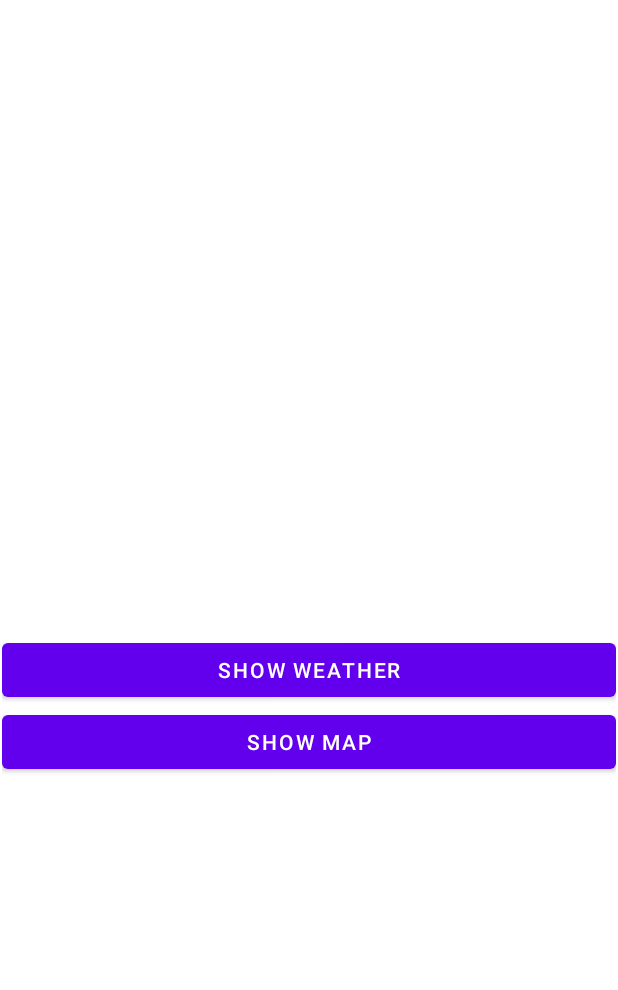
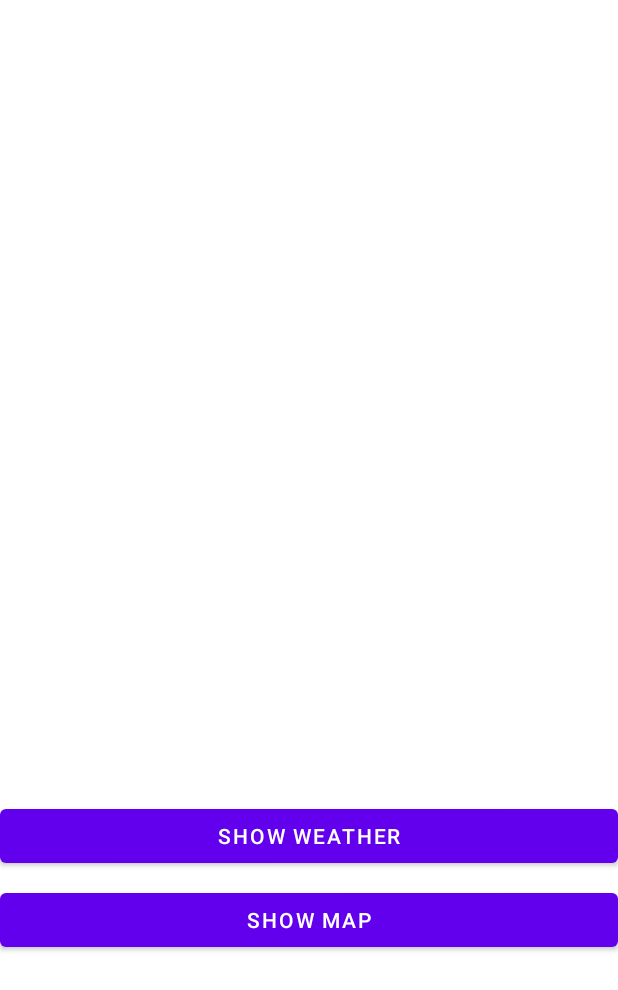
Before and after one commit to anderz-cmu-F25/Weaather-App, an Android app: the layout activity_details.xml on its own in the app's theme, with its tools: preview values and no code run, on a phone screen of 412 x 824 dp. Shown: the top 990 px of the screen. Run offline under Robolectric (Android 15) with nearby library versions, the phone set to English and light mode, and no system bars.

Commit message:
Update views for DetailsActivity

```diff
--- a/app/src/main/java/edu/uiuc/cs427app/DetailsActivity.java
+++ b/app/src/main/java/edu/uiuc/cs427app/DetailsActivity.java
@@ -50,8 +50,8 @@ public class DetailsActivity extends AppCompatActivity implements View.OnClickLi
         MainActivity.applyBackgroundColor(backgroundColor, detailsLayout);
 
         this.cityName = getIntent().getStringExtra("city");
-        String welcome = "Welcome to the " + this.cityName;
-        String cityWeatherInfo = "Detailed information about the weather of " + this.cityName;
+        String welcome = "Welcome to " + this.cityName + "!";
+        String cityWeatherInfo = "Detailed information about the weather and map of " + this.cityName + " can be found below.";
 
         TextView welcomeMessage = findViewById(R.id.welcomeText);
         TextView cityInfoMessage = findViewById(R.id.cityInfo);
--- a/app/src/main/res/layout/activity_details.xml
+++ b/app/src/main/res/layout/activity_details.xml
@@ -8,36 +8,51 @@
     tools:context=".MainActivity">
 
     <LinearLayout
-        android:id="@+id/details"
-        android:layout_width="409dp"
-        android:layout_height="601dp"
-        android:layout_marginBottom="29dp"
+        android:id="@+id/centeredTextLayout"
+        android:layout_width="wrap_content"
+        android:layout_height="wrap_content"
         android:orientation="vertical"
+        app:layout_constraintTop_toTopOf="parent"
         app:layout_constraintBottom_toBottomOf="parent"
+        app:layout_constraintStart_toStartOf="parent"
         app:layout_constraintEnd_toEndOf="parent"
-        app:layout_constraintStart_toStartOf="parent"
-        app:layout_constraintTop_toTopOf="parent">
+        app:layout_constraintVertical_bias="0.4">
 
         <TextView
             android:id="@+id/welcomeText"
             android:layout_width="match_parent"
-            android:layout_height="58dp" />
+            android:layout_height="58dp"
+            android:paddingStart="24dp"
+            android:paddingEnd="24dp"
+            android:textSize="24sp"/>
 
         <TextView
             android:id="@+id/cityInfo"
             android:layout_width="match_parent"
-            android:layout_height="268dp" />
+            android:layout_height="268dp"
+            android:paddingStart="24dp"
+            android:paddingEnd="24dp"
+            android:textSize="20sp"/>
+    </LinearLayout>
 
     <Button
         android:id="@+id/wxButton"
         android:layout_width="match_parent"
         android:layout_height="wrap_content"
-            android:text="@string/show_weather_button_text" />
+        android:layout_marginTop="8dp"
+        android:text="@string/show_weather_button_text"
+        app:layout_constraintTop_toBottomOf="@id/centeredTextLayout"
+        app:layout_constraintStart_toStartOf="parent"
+        app:layout_constraintEnd_toEndOf="parent" />
 
     <Button
         android:id="@+id/mapButton"
         android:layout_width="match_parent"
         android:layout_height="wrap_content"
-            android:text="@string/show_map_button_text" />
-    </LinearLayout>
+        android:layout_marginTop="8dp"
+        android:text="@string/show_map_button_text"
+        app:layout_constraintTop_toBottomOf="@id/wxButton"
+        app:layout_constraintStart_toStartOf="parent"
+        app:layout_constraintEnd_toEndOf="parent" />
+
 </androidx.constraintlayout.widget.ConstraintLayout>
```
Lines whose indentation alone changed are shown as unchanged.
